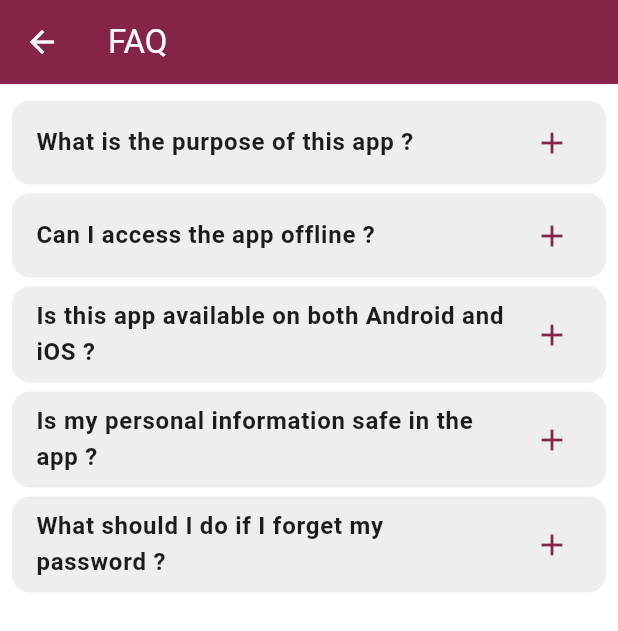
After one commit to gabrielSantoc/EUCcheduler, a Flutter app: the screen it shows once a user with an empty profile is signed in, in the side drawer, after a tap on "FAQ", on a phone screen of 412 x 824 dp. The commit adds this screen. Shown: the top 631 px of the screen. Run offline on Flutter 3.47's test engine with Material 3 defaults, Android fonts, the phone set to English and light mode, and no system bars; our stand-ins replace badges, hive, hive_flutter, image_picker, loading_animation_widget, shimmer_animation and 1 more; accounts and stored records are empty.

Commit message:
update validation logic add app icon

```diff
--- a/lib/auth/login.dart
+++ b/lib/auth/login.dart
@@ -29,7 +29,7 @@ class _LoginScreenState extends State<LoginScreen> {
 
   final loginFormKey = GlobalKey<FormState>();
 
-  // ANCHOR - THIS FUNCTION TEACHERS TO LOGIN INTO THE APP
+  // ANCHOR - THIS FUNCTION PREVENT TEACHERS TO LOGIN INTO THE APP
   Future<bool> validateUser() async{
     UserModel? userInfo;
     try {
@@ -51,7 +51,7 @@ class _LoginScreenState extends State<LoginScreen> {
         );
       }
 
-      if(userInfo!.userType == 'student') {
+      if(userInfo!.userType == 'student' || userInfo!.userType == 'admin') {
         return true;
       }
       return false;
@@ -64,7 +64,6 @@ class _LoginScreenState extends State<LoginScreen> {
   }
 
   void login() async {
-
 
     if(loginFormKey.currentState!.validate() && await validateUser()) {
 
@@ -86,16 +85,16 @@ class _LoginScreenState extends State<LoginScreen> {
         final String userId = user!.id;  // get user id
 
         print("USER UIID::: $userId");
+        print("USER ID IN HIVEEE::: ${boxUserCredentials.get("userId")}");
         boxUserCredentials.put("userId", userId);
-        print("USER ID IN HIVEEE::: ${boxUserCredentials.get("userId")}");
 
         LoadingDialog.hideLoading(context);
 
-        Navigator.pushAndRemoveUntil(
+        Navigator.push(
           context,
-          MaterialPageRoute(builder: (context) => const ScheduleScreen()),
-          (route) => false,
+          MaterialPageRoute(builder: (context) => const ScheduleScreen())
         );
+
 
       } on AuthException catch(e) {
 
@@ -110,7 +109,7 @@ class _LoginScreenState extends State<LoginScreen> {
   @override
   Widget build(BuildContext context) {
     return Scaffold(
-      resizeToAvoidBottomInset: true,
+      // resizeToAvoidBottomInset: false,
       backgroundColor: MAROON,
       body: SingleChildScrollView(
 
@@ -123,7 +122,6 @@ class _LoginScreenState extends State<LoginScreen> {
               color: MAROON,
               height: MediaQuery.of(context).size.height * 0.5,
 
-
               child: const Column(
 
                 mainAxisAlignment: MainAxisAlignment.center,
@@ -131,9 +129,9 @@ class _LoginScreenState extends State<LoginScreen> {
                 children: [
 
                   Text(
-                    "Welcome back!",
+                    "EUCschedule",
                     style: TextStyle(
-                      fontSize: 45,
+                      fontSize: 25,
                       fontWeight: FontWeight.bold,
                       color: Colors.white,
                     ),
@@ -144,7 +142,7 @@ class _LoginScreenState extends State<LoginScreen> {
                   Text(
                     "Login in to Continue!",
                     style: TextStyle(
-                      fontSize: 20,
+                      fontSize: 15,
                       fontWeight: FontWeight.normal,
                       color: Colors.white,
                     ),
@@ -272,7 +270,6 @@ class _LoginScreenState extends State<LoginScreen> {
                       ),
                       textAlign: TextAlign.center,
                     ),
-                    const SizedBox(height: 15),
 
                   ],
                 ),
--- /dev/null
+++ b/lib/screens/FAQ.dart
@@ -0,0 +1,104 @@
+import 'package:flutter/material.dart';
+import 'package:my_schedule/shared/constants.dart';
+
+class FAQScreen extends StatefulWidget {
+  const FAQScreen({super.key});
+
+  @override
+  State<FAQScreen> createState() => _FAQScreenState();
+}
+
+class _FAQScreenState extends State<FAQScreen> {
+
+  Map<String, String> faq = {
+    "What is the purpose of this app ?" : "This app allows students to view their class schedules conveniently in one place, providing a clear and organized display of their class schedules.",
+    "Can I access the app offline ?"  : "Unfortunately, the application is currently available only offline. However, we are planning to make it an open-source project so that junior Computer Science students can contribute to its development and more amazing features.",
+    "Is this app available on both Android and iOS ?"  : "Unfortunately, the app is currently only available on Android. But don’t you worry, once we have access to a Mac, we’ll build an iOS version too. (We’re a bit broke 😞😞😞).",
+    "Is my personal information safe in the app ? " : "Yes, the app follows strict university data protection policies and complies with privacy regulations to keep your information secure.",
+    // "Is there a way to report technical issues or bugs in the app ?"  : "Yes, you can PM Erickson Molino on epbi.com and he will fix the bugs and error like ASAP ROCKY! 🥰🥰🥰",
+    // "Can I receive notifications for important updates?"   : "Yes, you can allow notifications in your phone settings to stay updated on university anouncements and calendar events.",
+    "What should I do if I forget my password ?"  : "Press the forgot password on the login page to reset your password, follow the instruction and wait for the token to be send to your email.",
+  };
+
+  late int faqLength;
+  List<bool> expandedState = [];
+
+  bool collapsed = false;
+
+  @override
+  void initState() {
+    // TODO: implement initState
+    super.initState();
+    faqLength = faq.length;
+    expandedState = List<bool>.filled(faqLength, false);
+  }
+
+  @override
+  Widget build(BuildContext context) {
+
+    return Scaffold(
+      backgroundColor: Colors.white,
+      appBar: AppBar(
+        title: const Text("FAQ"),
+        backgroundColor: MAROON,
+        foregroundColor: Colors.white,
+      ),
+
+      body: Padding(
+        padding: const EdgeInsets.all(8.0),
+        child: Container(
+          decoration: BoxDecoration(
+            color: Colors.white,
+            // color: Colors.whiter,
+            borderRadius: BorderRadius.circular(12),
+          ),
+          child:  ListView.builder(
+            itemCount: faqLength,
+            itemBuilder: (context, index) {
+              String question = faq.keys.elementAt(index);
+              String answer = faq.values.elementAt(index);
+
+              return Padding(
+                padding: const EdgeInsets.symmetric(vertical: 3.0),
+                child: Container(
+                  decoration: BoxDecoration(
+                    color: Colors.grey[200],
+                    borderRadius: BorderRadius.circular(12),
+                  ),
+                  child: ExpansionTile(
+
+                    onExpansionChanged: (isExpanded) {
+                      setState(() {
+                        expandedState[index] = isExpanded;
+                      });
+                    },
+
+                    title: Text(question, style: const TextStyle(fontWeight: FontWeight.bold)),
+                    trailing: !expandedState[index] ? const Icon(Icons.add) : const Icon(Icons.remove),
+                    expandedAlignment: Alignment.centerLeft,
+                    collapsedIconColor: MAROON,
+                    iconColor: MAROON,
+                    childrenPadding:  const EdgeInsets.symmetric(vertical: 10, horizontal: 20),
+                    expandedCrossAxisAlignment: CrossAxisAlignment.start,
+                    collapsedShape: RoundedRectangleBorder(
+                      borderRadius: BorderRadius.circular(12),
+                      side: BorderSide.none
+                    ),
+                    shape: RoundedRectangleBorder(
+                      borderRadius: BorderRadius.circular(12),
+                      side: BorderSide.none
+                    ),
+
+                    children: [
+                      Text(answer),
+                    ],
+                  ),
+                ),
+              );
+            },
+          ),
+        ),
+      )
+    );
+  }
+}
--- a/lib/screens/schedule_screen.dart
+++ b/lib/screens/schedule_screen.dart
@@ -95,15 +95,18 @@ class ScheduleScreenState extends State<ScheduleScreen> {
       appBar: AppBar(
         backgroundColor: MAROON,
         iconTheme: const IconThemeData(color: WHITE),
-        actions: [
+        actions: const [
           Padding(
             padding: const EdgeInsets.all(8.0),
             child: CircleAvatar(
-              backgroundImage: profileImageUrl != null
-                  ? NetworkImage(profileImageUrl!)
-                  : const AssetImage('assets/images/placeholder.png')
-                      as ImageProvider,
+              backgroundImage: AssetImage('assets/images/play_store_512.png'),
             ),
+            // child: CircleAvatar(
+            //   backgroundImage: profileImageUrl != null
+            //       ? NetworkImage(profileImageUrl!)
+            //       : const AssetImage('assets/images/placeholder.png')
+            //           as ImageProvider,
+            // ),
           ),
         ],
       ),
--- a/pubspec.yaml
+++ b/pubspec.yaml
@@ -46,6 +46,7 @@ dependencies:
   hive_flutter: ^1.1.0
   shimmer_animation: ^2.1.0+1
   image_picker: ^1.1.2
+  flutter_launcher_icons: ^0.14.1
 
 dev_dependencies:
   flutter_test:
```
Also changed, not shown: flutter_launcher_icons.yaml (added, +32 -0 lines), lib/shared/constants.dart (+29 -22 lines), assets/images/1024.png (added), assets/images/play_store_512.png (added), pubspec.lock, 36 other files.
